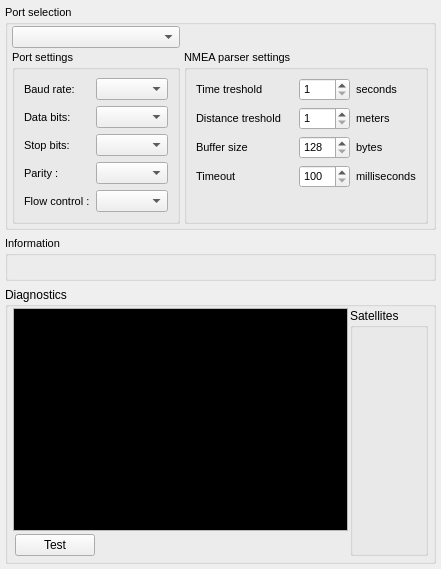
This is src/plugins/positioningmethodserialport/positioningmethodserialportoptions.ui in eyecu-im/eyecu-qt as Qt 5 draws it before an edit. The edited form follows.
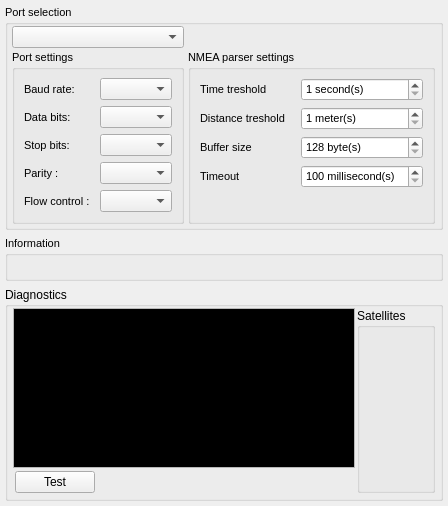
This is the edited form. Custom widgets are drawn as their Qt base class.

```diff
--- a/src/plugins/positioningmethodserialport/positioningmethodserialportoptions.ui
+++ b/src/plugins/positioningmethodserialport/positioningmethodserialportoptions.ui
@@ -1,13 +1,13 @@
 <?xml version="1.0" encoding="UTF-8"?>
 <ui version="4.0">
- <class>PositioningProviderSerialPortOptions</class>
- <widget class="QWidget" name="PositioningProviderSerialPortOptions">
+ <class>PositioningMethodSerialPortOptions</class>
+ <widget class="QWidget" name="PositioningMethodSerialPortOptions">
   <property name="geometry">
    <rect>
     <x>0</x>
     <y>0</y>
-    <width>431</width>
-    <height>569</height>
+    <width>444</width>
+    <height>506</height>
    </rect>
   </property>
   <property name="sizePolicy">
@@ -273,13 +273,6 @@
          <item row="3" column="2">
           <widget class="QComboBox" name="cmbParity"/>
          </item>
-         <item row="4" column="0" colspan="2">
-          <widget class="QLabel" name="lblFlowControl">
-           <property name="text">
-            <string>Flow control :</string>
-           </property>
-          </widget>
-         </item>
          <item row="4" column="2">
           <widget class="QComboBox" name="cmbFlowControl"/>
          </item>
@@ -289,6 +282,29 @@
          <item row="0" column="2">
           <widget class="QComboBox" name="cmbBaudRate"/>
          </item>
+         <item row="4" column="0">
+          <widget class="QLabel" name="lblFlowControl">
+           <property name="text">
+            <string>Flow control :</string>
+           </property>
+          </widget>
+         </item>
+         <item row="0" column="1" rowspan="5">
+          <spacer name="horizontalSpacer_3">
+           <property name="orientation">
+            <enum>Qt::Horizontal</enum>
+           </property>
+           <property name="sizeType">
+            <enum>QSizePolicy::MinimumExpanding</enum>
+           </property>
+           <property name="sizeHint" stdset="0">
+            <size>
+             <width>4</width>
+             <height>20</height>
+            </size>
+           </property>
+          </spacer>
+         </item>
         </layout>
        </widget>
       </item>
@@ -298,38 +314,14 @@
          <string>NMEA parser settings</string>
         </property>
         <layout class="QGridLayout" name="gridLayout_4">
-         <item row="2" column="4">
-          <widget class="QLabel" name="lblBufferSizeUnits">
+         <item row="1" column="0">
+          <widget class="QLabel" name="lblDistanceTreshold">
            <property name="text">
-            <string notr="true">bytes</string>
+            <string>Distance treshold</string>
            </property>
           </widget>
          </item>
-         <item row="1" column="4">
-          <widget class="QLabel" name="lblDistanceTresholdUnits">
-           <property name="text">
-            <string notr="true">meters</string>
-           </property>
-          </widget>
-         </item>
-         <item row="0" column="0">
-          <widget class="QLabel" name="lblTimeTreshold">
-           <property name="text">
-            <string>Time treshold</string>
-           </property>
-           <property name="wordWrap">
-            <bool>false</bool>
-           </property>
-          </widget>
-         </item>
-         <item row="3" column="4">
-          <widget class="QLabel" name="lblTimeoutUnits">
-           <property name="text">
-            <string notr="true">milliseconds</string>
-           </property>
-          </widget>
-         </item>
-         <item row="4" column="0" colspan="5">
+         <item row="4" column="0" colspan="3">
           <widget class="QLabel" name="lblWait">
            <property name="palette">
             <palette>
@@ -373,17 +365,16 @@
            </property>
           </widget>
          </item>
-         <item row="3" column="0">
-          <widget class="QLabel" name="lblTimeout">
-           <property name="text">
-            <string>Timeout</string>
+         <item row="1" column="2">
+          <widget class="QSpinBox" name="spbDistanceTreshold">
+           <property name="suffix">
+            <string notr="true"> meter(s)</string>
            </property>
-          </widget>
-         </item>
-         <item row="1" column="0">
-          <widget class="QLabel" name="lblDistanceTreshold">
-           <property name="text">
-            <string>Distance treshold</string>
+           <property name="minimum">
+            <number>1</number>
+           </property>
+           <property name="maximum">
+            <number>100</number>
            </property>
           </widget>
          </item>
@@ -394,8 +385,37 @@
            </property>
           </widget>
          </item>
-         <item row="2" column="3">
+         <item row="3" column="2">
+          <widget class="QSpinBox" name="spbTimeout">
+           <property name="suffix">
+            <string notr="true"> millisecond(s)</string>
+           </property>
+           <property name="minimum">
+            <number>100</number>
+           </property>
+           <property name="maximum">
+            <number>5000</number>
+           </property>
+          </widget>
+         </item>
+         <item row="0" column="2">
+          <widget class="QSpinBox" name="spbTimeTreshold">
+           <property name="suffix">
+            <string notr="true"> second(s)</string>
+           </property>
+           <property name="minimum">
+            <number>1</number>
+           </property>
+           <property name="maximum">
+            <number>3600</number>
+           </property>
+          </widget>
+         </item>
+         <item row="2" column="2">
           <widget class="QSpinBox" name="spbBufferSize">
+           <property name="suffix">
+            <string notr="true"> byte(s)</string>
+           </property>
            <property name="minimum">
             <number>128</number>
            </property>
@@ -404,42 +424,38 @@
            </property>
           </widget>
          </item>
-         <item row="1" column="3">
-          <widget class="QSpinBox" name="spbDistanceTreshold">
-           <property name="minimum">
-            <number>1</number>
+         <item row="0" column="0">
+          <widget class="QLabel" name="lblTimeTreshold">
+           <property name="text">
+            <string>Time treshold</string>
            </property>
-           <property name="maximum">
-            <number>100</number>
+           <property name="wordWrap">
+            <bool>false</bool>
            </property>
           </widget>
          </item>
-         <item row="0" column="4">
-          <widget class="QLabel" name="lblTimeTresholdUnits">
+         <item row="3" column="0">
+          <widget class="QLabel" name="lblTimeout">
            <property name="text">
-            <string notr="true">seconds</string>
+            <string>Timeout</string>
            </property>
           </widget>
          </item>
-         <item row="0" column="3">
-          <widget class="QSpinBox" name="spbTimeTreshold">
-           <property name="minimum">
-            <number>1</number>
+         <item row="0" column="1" rowspan="4">
+          <spacer name="horizontalSpacer">
+           <property name="orientation">
+            <enum>Qt::Horizontal</enum>
            </property>
-           <property name="maximum">
-            <number>3600</number>
+           <property name="sizeType">
+            <enum>QSizePolicy::MinimumExpanding</enum>
            </property>
-          </widget>
-         </item>
-         <item row="3" column="3">
-          <widget class="QSpinBox" name="spbTimeout">
-           <property name="minimum">
-            <number>100</number>
+           <property name="sizeHint" stdset="0">
+            <size>
+             <width>4</width>
+             <height>20</height>
+            </size>
            </property>
-           <property name="maximum">
-            <number>5000</number>
-           </property>
-          </widget>
+          </spacer>
          </item>
         </layout>
        </widget>
```
Left out of the diff: 12 changed lines with no effect on the pictures.
